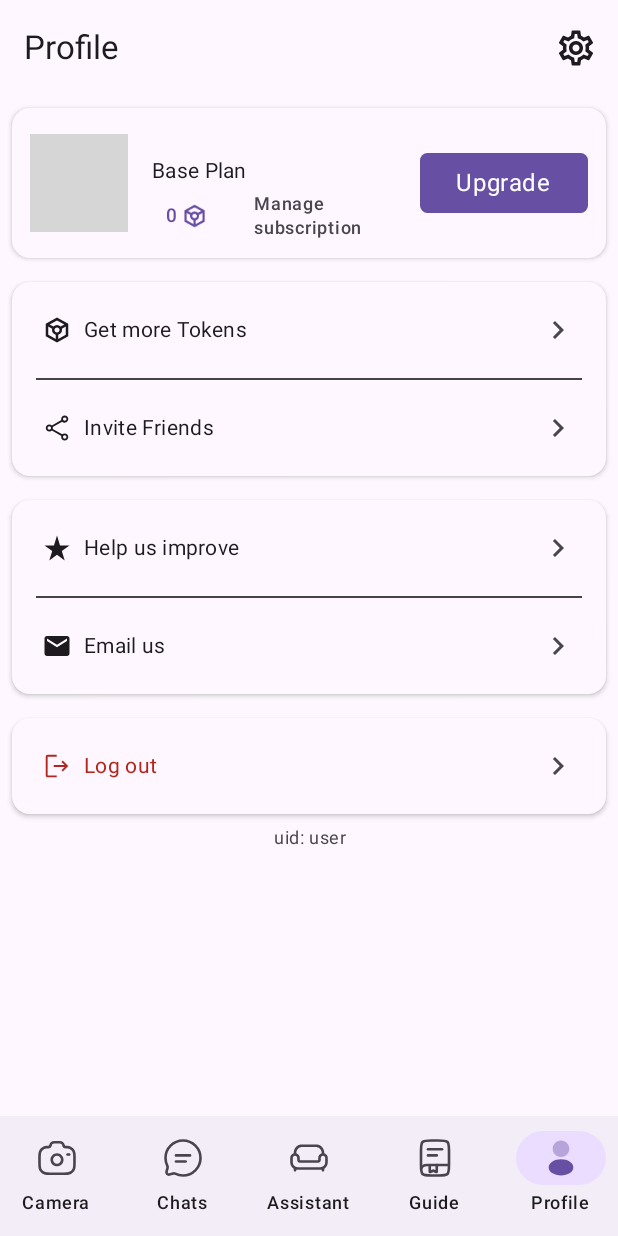
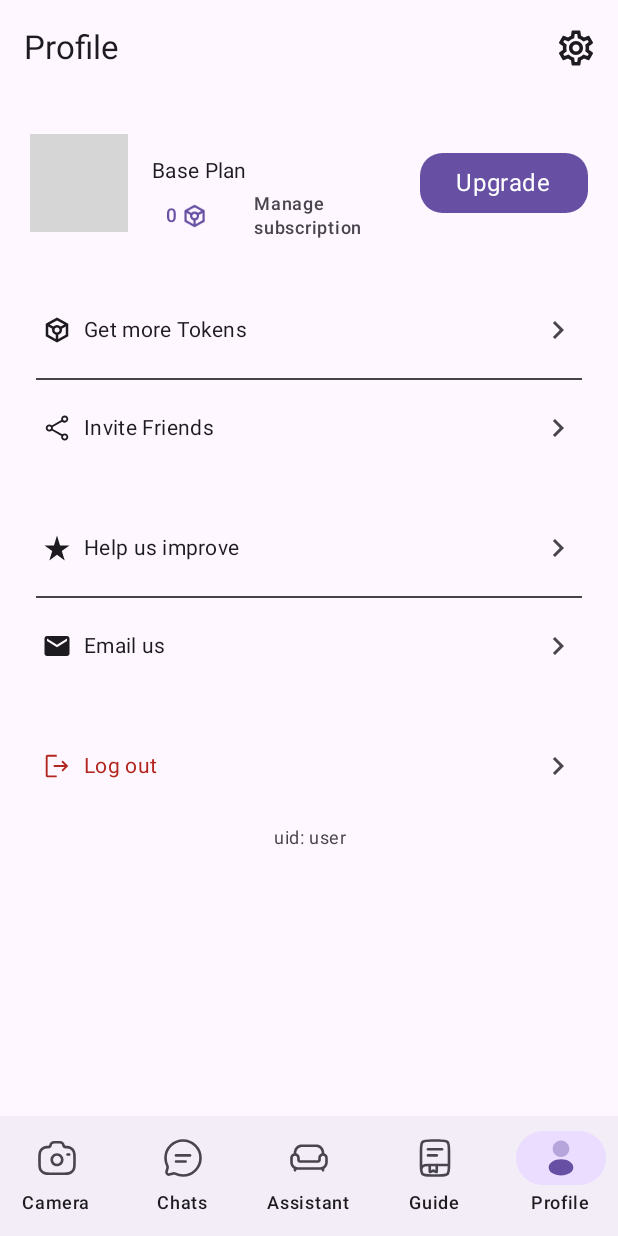
Before and after one commit to SG2G/LearnedAI, an Android app built with Jetpack Compose: the composable LearnedNavigation shown on its own in the app's theme, item 5 of the bottom bar chosen, on a phone screen of 412 x 824 dp. Run offline under Robolectric (Android 15) with nearby library versions, the phone set to English and light mode, and no system bars; our stand-ins replace Dagger/Hilt's generated code, Firebase (no records; nobody signed in at launch, a user with empty details on screens opened directly); libraries missing offline, so code that uses them is left out: com.android.billingclient; pictures from the network do not load; 6 statements that could not run were skipped; grey boxes are pictures that could not be loaded.

Commit message:
bug fixes and visual improvement

```diff
--- a/app/src/main/java/com/sginnovations/asked/LearnedApp.kt
+++ b/app/src/main/java/com/sginnovations/asked/LearnedApp.kt
@@ -1,9 +1,12 @@
 package com.sginnovations.asked
 
 import android.util.Log
+import androidx.compose.material3.MaterialTheme
+import androidx.compose.material3.Surface
 import androidx.compose.runtime.Composable
 import androidx.compose.runtime.mutableFloatStateOf
 import androidx.compose.runtime.remember
+import androidx.compose.ui.graphics.Color
 import androidx.hilt.navigation.compose.hiltViewModel
 import com.sginnovations.asked.ui.theme.LearnedAITheme
 import com.sginnovations.asked.ui.utils.UpdateScreen
--- a/app/src/main/java/com/sginnovations/asked/LearnedNavigation.kt
+++ b/app/src/main/java/com/sginnovations/asked/LearnedNavigation.kt
@@ -21,6 +21,7 @@ import androidx.compose.runtime.getValue
 import androidx.compose.runtime.remember
 import androidx.compose.runtime.rememberCoroutineScope
 import androidx.compose.ui.Modifier
+import androidx.compose.ui.graphics.Color
 import androidx.compose.ui.platform.LocalContext
 import androidx.hilt.navigation.compose.hiltViewModel
 import androidx.navigation.NavHostController
--- a/app/src/main/java/com/sginnovations/asked/ui/main_bottom_bar/parental_chat/AssistantNewConversationScreen.kt
+++ b/app/src/main/java/com/sginnovations/asked/ui/main_bottom_bar/parental_chat/AssistantNewConversationScreen.kt
@@ -214,7 +214,7 @@ fun AssistantNewConversationStateLess(
                 .clip(CircleShape),
         )
         Text(
-            modifier = Modifier.padding(horizontal = 64.dp, vertical = 8.dp),
+            modifier = Modifier.padding(horizontal = 64.dp, vertical = 4.dp),
             text = stringResource(R.string.how_can_i_help_you_today),
             color = MaterialTheme.colorScheme.onBackground,
             style = MaterialTheme.typography.titleSmall,
@@ -224,7 +224,7 @@ fun AssistantNewConversationStateLess(
             Text(
                 text = stringResource(R.string.why_trust_ai),
                 color = MaterialTheme.colorScheme.tertiary,
-                style = MaterialTheme.typography.bodyMedium,
+                style = MaterialTheme.typography.labelMedium,
                 textAlign = TextAlign.Center
             )
         }
--- a/app/src/main/java/com/sginnovations/asked/ui/main_bottom_bar/parental_chat/ParentalAssistantScreen.kt
+++ b/app/src/main/java/com/sginnovations/asked/ui/main_bottom_bar/parental_chat/ParentalAssistantScreen.kt
@@ -31,15 +31,19 @@ import androidx.compose.foundation.lazy.itemsIndexed
 import androidx.compose.foundation.shape.CircleShape
 import androidx.compose.foundation.shape.RoundedCornerShape
 import androidx.compose.material.icons.Icons
+import androidx.compose.material.icons.filled.Add
+import androidx.compose.material.icons.filled.ArrowForwardIos
 import androidx.compose.material.icons.filled.MoreVert
 import androidx.compose.material3.Button
 import androidx.compose.material3.ButtonDefaults
+import androidx.compose.material3.Card
 import androidx.compose.material3.CardDefaults
 import androidx.compose.material3.ElevatedCard
 import androidx.compose.material3.Icon
 import androidx.compose.material3.IconButton
 import androidx.compose.material3.MaterialTheme
 import androidx.compose.material3.OutlinedButton
+import androidx.compose.material3.OutlinedCard
 import androidx.compose.material3.Text
 import androidx.compose.material3.TextButton
 import androidx.compose.runtime.Composable
@@ -63,6 +67,7 @@ import androidx.compose.ui.res.painterResource
 import androidx.compose.ui.res.stringResource
 import androidx.compose.ui.unit.dp
 import com.sginnovations.asked.Constants
+import com.sginnovations.asked.Constants.Companion.PURPLE_COLOR
 import com.sginnovations.asked.R
 import com.sginnovations.asked.data.Assistant
 import com.sginnovations.asked.data.MathCategoryOCR
@@ -95,7 +100,7 @@ fun ParentalAssistantStateFul(
     SideEffect {
         (context as Activity).window.navigationBarColor =
             if (!theme.value) {
-                Color(0xFFe9effd).toArgb()
+                Color(0xFFeff1ff).toArgb()
             } else {
                 Color(0xFF282931).toArgb()
             }
@@ -159,11 +164,22 @@ fun ParentalChatStateLess(
         modifier = Modifier.fillMaxSize()
     ) {
         item {
-            Column(
-                modifier = Modifier.padding(start = 16.dp, end = 16.dp, bottom = 16.dp)
+            Card(
+                modifier = Modifier
+                    .fillMaxWidth()
+                    .padding(8.dp),
+                colors = CardDefaults.outlinedCardColors(
+                    containerColor = PURPLE_COLOR
+                ),
+                shape = RoundedCornerShape(25.dp)
+            ) {
+                TextButton(
+                    onClick = { onNavigateNewMessage() },
+                    shape = RoundedCornerShape(25.dp)
                 ) {
                     Row(
-                    verticalAlignment = Alignment.CenterVertically
+                        verticalAlignment = Alignment.CenterVertically,
+                        modifier = Modifier.padding(16.dp)
                     ) {
                         Image(
                             painter = painterResource(id = R.drawable.asked_assistant),
@@ -172,39 +188,77 @@ fun ParentalChatStateLess(
                                 .size(48.dp)
                                 .clip(CircleShape),
                         )
-                    Spacer(modifier = Modifier.width(16.dp))
-                    Column {
+                        Spacer(modifier = Modifier.width(8.dp))
+                        Column(
+                            modifier = Modifier.weight(1f)
+                        ) {
                             Text(
                                 text = stringResource(R.string.parental_assistant_title),
-                            color = MaterialTheme.colorScheme.onSurface,
+                                color = Color.White,
                                 style = MaterialTheme.typography.titleMedium
                             )
                             Text(
                                 text = stringResource(R.string.parental_guidance_subtitle),
-                            color = MaterialTheme.colorScheme.onSurface,
+                                color = Color.White,
                                 style = MaterialTheme.typography.bodyMedium
                             )
                         }
-                }
-
-                Spacer(modifier = Modifier.height(8.dp))
-                Button(
-                    onClick = { onNavigateNewMessage() },
-                    shape = RoundedCornerShape(10.dp),
-                    modifier = Modifier
-                        .fillMaxWidth()
-                        .height(48.dp),
-                    colors = ButtonDefaults.buttonColors(
-                        containerColor = Constants.PURPLE_COLOR
-                    )
-                ) {
-                    Text(
-                        text = stringResource(R.string.parental_assist_button_text),
-                        color = Color.White,
-                        style = MaterialTheme.typography.bodyLarge
+                        Spacer(modifier = Modifier.width(8.dp))
+                        Icon(
+                            imageVector = Icons.Default.ArrowForwardIos,
+                            contentDescription = "Add Icon",
+                            tint = Color.White,
+                            modifier = Modifier.size(24.dp)
                         )
                     }
                 }
+            }
+//            Column(
+//                modifier = Modifier.padding(start = 16.dp, end = 16.dp, bottom = 16.dp)
+//            ) {
+//                Row(
+//                    verticalAlignment = Alignment.CenterVertically
+//                ) {
+//                    Image(
+//                        painter = painterResource(id = R.drawable.asked_assistant),
+//                        contentDescription = "Icon",
+//                        modifier = Modifier
+//                            .size(48.dp)
+//                            .clip(CircleShape),
+//                    )
+//                    Spacer(modifier = Modifier.width(16.dp))
+//                    Column {
+//                        Text(
+//                            text = stringResource(R.string.parental_assistant_title),
+//                            color = MaterialTheme.colorScheme.onSurface,
+//                            style = MaterialTheme.typography.titleMedium
+//                        )
+//                        Text(
+//                            text = stringResource(R.string.parental_guidance_subtitle),
+//                            color = MaterialTheme.colorScheme.onSurface,
+//                            style = MaterialTheme.typography.bodyMedium
+//                        )
+//                    }
+//                }
+//
+//                Spacer(modifier = Modifier.height(8.dp))
+//                Button(
+//                    onClick = { onNavigateNewMessage() },
+//                    shape = RoundedCornerShape(10.dp),
+//                    modifier = Modifier
+//                        .fillMaxWidth()
+//                        .height(48.dp),
+//                    colors = ButtonDefaults.buttonColors(
+//                        containerColor = Constants.PURPLE_COLOR
+//                    )
+//                ) {
+//                    Text(
+//                        text = stringResource(R.string.parental_assist_button_text),
+//                        color = Color.White,
+//                        style = MaterialTheme.typography.bodyLarge
+//                    )
+//                }
+//            }
         }
 
         item {
@@ -249,9 +303,18 @@ fun ParentalChatStateLess(
                     "Index -> $index/ smallestId-> $smallestId/ largestId-> $largestId"
                 )
 
-                val elevatedCardShape = RoundedCornerShape(10.dp)
+                //val elevatedCardShape = RoundedCornerShape(10.dp)
 
-                ElevatedCard(
+                val elevatedCardShape = if (index == smallestId) {
+                    RoundedCornerShape(topStart = 25.dp, topEnd = 25.dp)
+                } else {
+                    if (index == largestId) {
+                        RoundedCornerShape(bottomStart = 25.dp, bottomEnd = 25.dp)
+                    } else {
+                        RoundedCornerShape(0.dp)
+                    }
+                }
+                Card(
                     shape = elevatedCardShape,
                     modifier = Modifier
                         .fillMaxWidth()
@@ -277,9 +340,6 @@ fun ParentalChatStateLess(
                         },
                     colors = CardDefaults.elevatedCardColors(
                         containerColor = MaterialTheme.colorScheme.surface
-                    ),
-                    elevation = CardDefaults.elevatedCardElevation(
-                        defaultElevation = 1.dp
                     ),
                 ) {
                     /**
--- a/app/src/main/java/com/sginnovations/asked/ui/main_bottom_bar/profile/ProfileScreen.kt
+++ b/app/src/main/java/com/sginnovations/asked/ui/main_bottom_bar/profile/ProfileScreen.kt
@@ -15,6 +15,7 @@ import androidx.compose.material.icons.filled.Email
 import androidx.compose.material.icons.filled.StarRate
 import androidx.compose.material3.Button
 import androidx.compose.material3.ButtonDefaults
+import androidx.compose.material3.Card
 import androidx.compose.material3.CardDefaults
 import androidx.compose.material3.Divider
 import androidx.compose.material3.ElevatedCard
@@ -104,6 +105,8 @@ fun StateLessProfile(
 
     val scrollState = rememberScrollState()
 
+    val cardShape = RoundedCornerShape(25.dp)
+
     Column(
         modifier = Modifier
             .fillMaxSize()
@@ -113,14 +116,12 @@ fun StateLessProfile(
         /**
          * Profile User
          */
-        ElevatedCard(
+        Card(
             modifier = Modifier.padding(8.dp),
             colors = CardDefaults.cardColors(
                 containerColor = MaterialTheme.colorScheme.surface
             ),
-            elevation = CardDefaults.elevatedCardElevation(
-                defaultElevation = 2.dp
-            )
+            shape = cardShape
         ) {
             Row(
                 modifier = Modifier
@@ -157,7 +158,7 @@ fun StateLessProfile(
                     }
                     Button(
                         onClick = { onNavigateSubscriptions() },
-                        shape = RoundedCornerShape(5.dp),
+                        shape = RoundedCornerShape(15.dp),
                         colors = ButtonDefaults.buttonColors(
                             containerColor = MaterialTheme.colorScheme.primary
                         )
@@ -175,14 +176,12 @@ fun StateLessProfile(
         /**
          * Profile Buttons
          */
-        ElevatedCard(
+        Card(
             modifier = Modifier.padding(8.dp),
             colors = CardDefaults.cardColors(
                 containerColor = MaterialTheme.colorScheme.surface
             ),
-            elevation = CardDefaults.elevatedCardElevation(
-                defaultElevation = 2.dp
-            )
+            shape = cardShape
         ) {
             Column {
                 ProfileButton(
@@ -201,14 +200,12 @@ fun StateLessProfile(
                 )
             }
         }
-        ElevatedCard(
+        Card(
             modifier = Modifier.padding(8.dp),
             colors = CardDefaults.cardColors(
                 containerColor = MaterialTheme.colorScheme.surface
             ),
-            elevation = CardDefaults.elevatedCardElevation(
-                defaultElevation = 2.dp
-            )
+            shape = cardShape
         ) {
             Column {
                 ProfileButton(
--- a/app/src/main/java/com/sginnovations/asked/ui/subscription/components/TitleAndSubTitle.kt
+++ b/app/src/main/java/com/sginnovations/asked/ui/subscription/components/TitleAndSubTitle.kt
@@ -39,7 +39,7 @@ fun TitleBenefit(text: String) {
 @Composable
 fun SubTitleBenefit(text: String) {
     Text(
-        modifier = Modifier.padding(start = 24.dp),
+        modifier = Modifier.padding(start = 0.dp),
         text = text,
         color = MaterialTheme.colorScheme.onSurface,
         style = MaterialTheme.typography.bodySmall,
--- a/app/src/main/java/com/sginnovations/asked/ui/theme/Theme.kt
+++ b/app/src/main/java/com/sginnovations/asked/ui/theme/Theme.kt
@@ -22,6 +22,8 @@ val DarkColorScheme = darkColorScheme(
     primary = primary,
     onPrimary = onPrimary,
 
+    secondary = secondary,
+
     primaryContainer = primaryContainer,
     onPrimaryContainer = onPrimaryContainer,
 
@@ -43,6 +45,8 @@ val DarkColorScheme = darkColorScheme(
 val LightColorScheme = lightColorScheme(
     primary = primaryL,
     onPrimary = onPrimaryL,
+
+    secondary = secondaryL,
 
     primaryContainer = primaryContainerL,
     onPrimaryContainer = onPrimaryContainerL,
--- a/app/src/main/java/com/sginnovations/asked/ui/top_bottom_bar/bottombar/BottomBar.kt
+++ b/app/src/main/java/com/sginnovations/asked/ui/top_bottom_bar/bottombar/BottomBar.kt
@@ -74,13 +74,12 @@ fun LearnedBottomBar(
                 val items = listOf(Camera, ChatsHistory, ParentalAssist, ParentalGuidance, Profile)
                 NavigationBar(
 //                    modifier = Modifier.height(64.dp),
+                    contentColor = MaterialTheme.colorScheme.background
                 ) {
                     items.forEach { item ->
                         val isSelected = item.route == backStackEntry?.destination?.route
                         NavigationBarItem(
-                            icon = {
-                                AnimatedIconWithLine(item = item, isSelected = isSelected)
-                            },
+                            icon = { AnimatedIconWithLine(item = item, isSelected = isSelected) },
                             selected = isSelected,
                             onClick = {
                                 // This is where you handle navigation
--- a/app/src/main/java/com/sginnovations/asked/ui/ui_components/profile/LogOutButton.kt
+++ b/app/src/main/java/com/sginnovations/asked/ui/ui_components/profile/LogOutButton.kt
@@ -7,6 +7,7 @@ import androidx.compose.foundation.layout.size
 import androidx.compose.foundation.shape.RoundedCornerShape
 import androidx.compose.material.icons.Icons
 import androidx.compose.material.icons.filled.KeyboardArrowRight
+import androidx.compose.material3.Card
 import androidx.compose.material3.CardDefaults
 import androidx.compose.material3.ElevatedCard
 import androidx.compose.material3.Icon
@@ -53,14 +54,12 @@ fun LogOutButton(
         )
     }
 
-    ElevatedCard(
+    Card(
         modifier = Modifier.padding(8.dp),
         colors = CardDefaults.cardColors(
             containerColor = MaterialTheme.colorScheme.surface
         ),
-        elevation = CardDefaults.elevatedCardElevation(
-            defaultElevation = 2.dp
-        )
+        shape = RoundedCornerShape(25.dp)
     ) {
         TextButton(
             onClick = {
--- a/app/src/main/res/values/strings.xml
+++ b/app/src/main/res/values/strings.xml
@@ -149,8 +149,8 @@
     <string name="settings_text_size">Text Size</string>
     <string name="settings_theme">Theme</string>
     <string name="topbar_parentalchat">Parental Chat</string>
-    <string name="topbar_parental_guidance">Parental Guide</string>
-    <string name="topbar_parentalassist">Parental Assistant</string>
+    <string name="topbar_parental_guidance">Guide</string>
+    <string name="topbar_parentalassist">Assistant</string>
     <string name="profile_rate_us">Help us improve</string>
     <string name="subscription_annually">Yearly</string>
     <string name="subscription_most_popular">Most Popular</string>
@@ -327,7 +327,7 @@
     <string name="lesson_videoid_3001">sB7tcr7XARE</string>
     <string name="lesson_videoid_3002">Xl-vEhRN1tE</string>
     <string name="parental_assist_button_text">Ask Now</string>
-    <string name="parental_guidance_subtitle">Get instant parental guidance, anytime.</string>
+    <string name="parental_guidance_subtitle">Get instant parental guidance, \nanytime.</string>
     <string name="parental_assistant_title">Your pocket helper</string>
     <string name="premium_camera_title">Unlock the Full Potential of Premium!</string>
     <string name="premium_camera_text">Join other proactive parents who are elevating their capabilities. \n\nAccess exclusive photography tools designed for intelligent problem-solving, available only for Premium members.</string>
@@ -360,6 +360,9 @@
     <string name="guide">Guide</string>
     <string name="subscription_pvu">The Success of Your Children and Your Peace of Mind</string>
     <string name="internet_error">Internet error</string>
+    <string name="standard">Standard</string>
+    <string name="large">Large</string>
+    <string name="huge">Huge</string>
 
 
 </resources>
```
Also changed, not shown: app/src/main/java/com/sginnovations/asked/ui/main_bottom_bar/historychats/HistoryChatsScreen.kt (+24 -24 lines), app/src/main/java/com/sginnovations/asked/ui/main_bottom_bar/parental_guidance/components/CategoryCard.kt (+5 -4 lines), app/src/main/java/com/sginnovations/asked/ui/settings/SettingsScreen.kt (+14 -13 lines), app/src/main/java/com/sginnovations/asked/ui/subscription/SubscriptionScreen.kt (+8 -1 lines), app/src/main/java/com/sginnovations/asked/ui/subscription/components/SubscriptionBenefits.kt (+7 -6 lines), app/src/main/java/com/sginnovations/asked/ui/theme/Color.kt (+7 -6 lines), 1 other file. Lines whose indentation alone changed are shown as unchanged.
